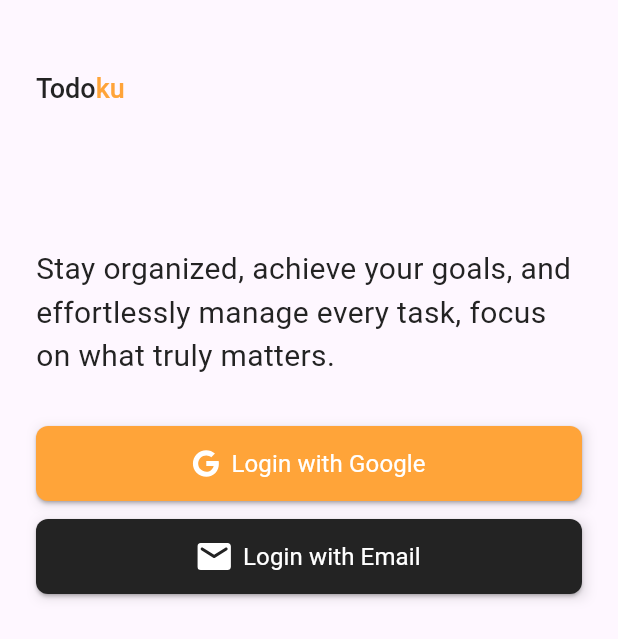
After one commit to rizhaalfianita/todoku, a Flutter app: the Login screen opened directly, on a phone screen of 412 x 824 dp. The commit adds this screen. Shown: the top 639 px of the screen. Run offline on Flutter 3.47's test engine with Material 3 defaults, Android fonts, the phone set to English and light mode, and no system bars; our stand-ins replace bloc, equatable, flutter_bloc, flutter_svg, google_fonts, hive and 1 more; missing offline and left inert: swipeable_tile; accounts and stored records are empty.

Commit message:
add login

```diff
--- /dev/null
+++ b/lib/views/login.dart
@@ -0,0 +1,73 @@
+import 'package:flutter/material.dart';
+import 'package:google_fonts/google_fonts.dart';
+import 'package:todoku_app/constants.dart';
+import 'package:todoku_app/widgets/custom_button_with_icon.dart';
+
+class Login extends StatelessWidget {
+  const Login({super.key});
+
+  @override
+  Widget build(BuildContext context) {
+    return Scaffold(
+      body: Container(
+        padding:
+            const EdgeInsets.only(top: 48, left: 24, bottom: 32, right: 24),
+        child: Column(
+          crossAxisAlignment: CrossAxisAlignment.start,
+          children: [
+            RichText(
+              text: TextSpan(children: [
+                TextSpan(
+                  text: "Todo",
+                  style: GoogleFonts.lexendDeca(
+                    textStyle: const TextStyle(
+                        fontSize: 18.0,
+                        color: black,
+                        fontWeight: FontWeight.w500),
+                  ),
+                ),
+                TextSpan(
+                  text: "ku",
+                  style: GoogleFonts.lexendDeca(
+                    textStyle: const TextStyle(
+                        fontSize: 18.0,
+                        color: orange,
+                        fontWeight: FontWeight.w500),
+                  ),
+                ),
+              ]),
+            ),
+            Container(
+              height: 96,
+            ),
+            Text(
+              "Stay organized, achieve your goals, and effortlessly manage every task, focus on what truly matters.",
+              style: GoogleFonts.lexendDeca(
+                textStyle: const TextStyle(
+                    fontSize: 20.0, color: black, fontWeight: FontWeight.w400),
+              ),
+            ),
+            const SizedBox(
+              height: 32,
+            ),
+            CustomButtonWithIcon(
+              text: "Login with Google",
+              color: orange,
+              icon: "assets/images/google.svg",
+              onTap: () {},
+            ),
+            const SizedBox(
+              height: 12,
+            ),
+            CustomButtonWithIcon(
+              text: "Login with Email",
+              color: black,
+              icon: "assets/images/email.svg",
+              onTap: () {},
+            ),
+          ],
+        ),
+      ),
+    );
+  }
+}
--- /dev/null
+++ b/lib/widgets/custom_button_with_icon.dart
@@ -0,0 +1,56 @@
+import 'package:flutter/material.dart';
+import 'package:flutter_svg/flutter_svg.dart';
+import 'package:google_fonts/google_fonts.dart';
+import 'package:todoku_app/constants.dart';
+
+class CustomButtonWithIcon extends StatelessWidget {
+  final VoidCallback onTap;
+  final Color color;
+  final String icon;
+  final String text;
+
+  const CustomButtonWithIcon({
+    required this.text,
+    required this.color,
+    required this.icon,
+    required this.onTap,
+    super.key,
+  });
+
+  @override
+  Widget build(BuildContext context) {
+    return Container(
+      width: double.infinity,
+      height: 50,
+      decoration: BoxDecoration(boxShadow: [shadow]),
+      child: ElevatedButton(
+        onPressed: onTap,
+        style: ElevatedButton.styleFrom(
+            backgroundColor: color,
+            shape: RoundedRectangleBorder(
+              borderRadius: BorderRadius.circular(8.0),
+            )),
+        child: Row(
+          mainAxisAlignment: MainAxisAlignment.center,
+          children: [
+            SvgPicture.asset(
+              icon,
+              height: 18,
+            ),
+            const SizedBox(
+              width: 8,
+            ),
+            Text(
+              text,
+              style: GoogleFonts.lexendDeca(
+                  textStyle: const TextStyle(
+                      color: white,
+                      fontSize: 16.0,
+                      fontWeight: FontWeight.w400)),
+            ),
+          ],
+        ),
+      ),
+    );
+  }
+}
--- a/pubspec.yaml
+++ b/pubspec.yaml
@@ -46,6 +46,8 @@ dependencies:
   build_runner: ^2.4.9
   swipeable_tile: ^2.0.1
   uuid: ^4.4.2
+  material_symbols_icons: ^4.2784.0
+  flutter_svg: ^2.0.10+1
 
 dev_dependencies:
   flutter_test:
```
Also changed, not shown: lib/global_widgets.dart (deleted, +0 -19 lines), lib/views/landing.dart (+12 -24 lines), lib/widgets/custom_button.dart (added, +37 -0 lines), assets/images/email.svg (added), assets/images/google.svg (added), pubspec.lock.
